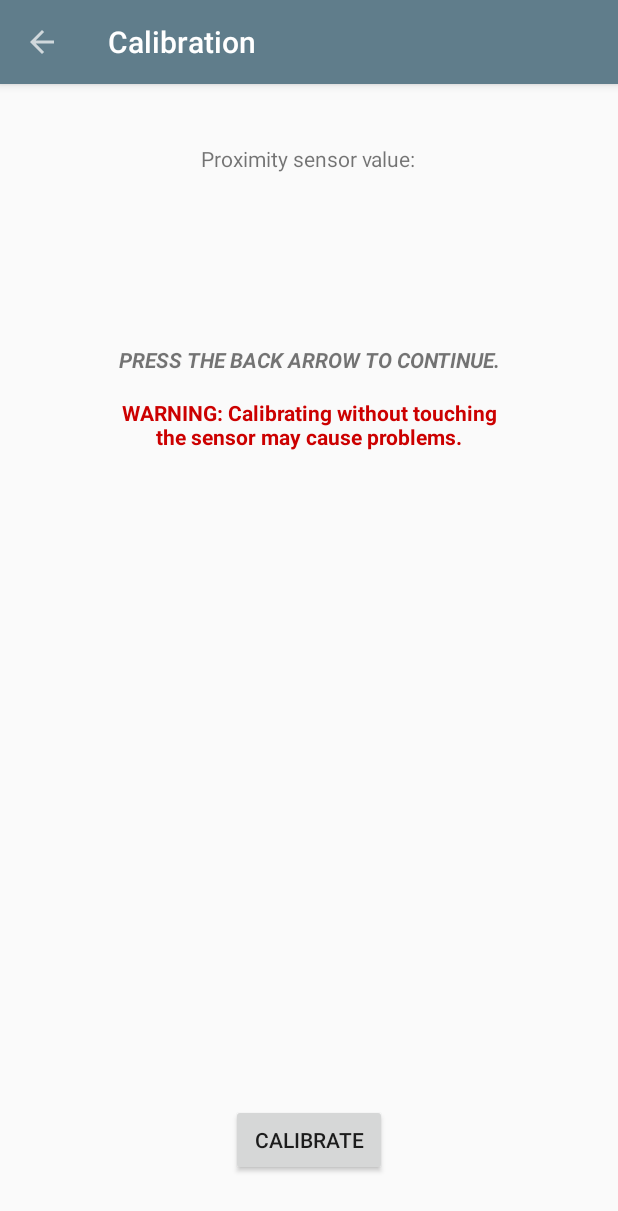
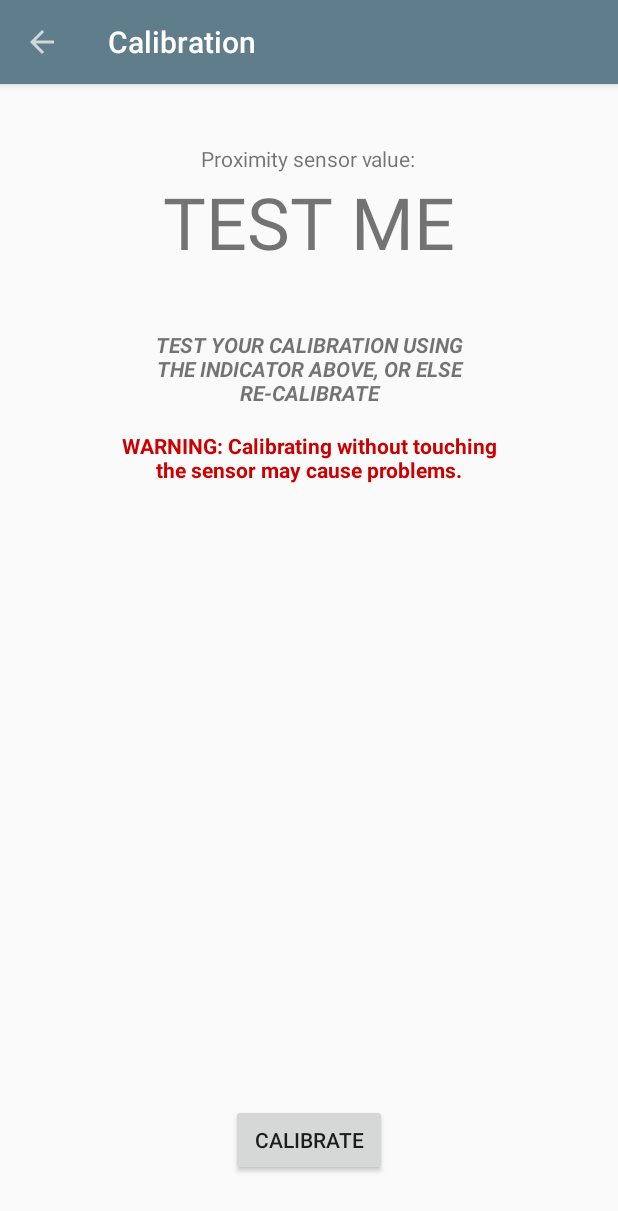
Before and after one commit to yifanfwu/ProximityLock, an Android app: the screen it shows after launch (CalibrationActivity), after a tap on "CALIBRATE", on a phone screen of 412 x 824 dp. Shown: the top 1211 px of the screen. Run offline under Robolectric (Android 15) with nearby library versions, the phone set to English and light mode, and no system bars.

Commit message:
calibration screen is reworked and accents are properly coloured

```diff
--- a/app/src/main/java/com/yifanfwu/proximitylock/CalibrationActivity.java
+++ b/app/src/main/java/com/yifanfwu/proximitylock/CalibrationActivity.java
@@ -23,11 +23,14 @@ public class CalibrationActivity extends AppCompatActivity implements SensorEven
     SensorManager sensorManager;
     TextView value;
     float calibration;
+    SharedPreferences preferences;
 
     @Override
     protected void onCreate(Bundle savedInstanceState) {
         super.onCreate(savedInstanceState);
         setContentView(R.layout.activity_calibration);
+
+        preferences = PreferenceManager.getDefaultSharedPreferences(this);
 
         Intent intent = new Intent(this, SensorService.class);
         stopService(intent);
@@ -38,23 +41,29 @@ public class CalibrationActivity extends AppCompatActivity implements SensorEven
 
         value = (TextView) findViewById(R.id.value);
 
+        Toolbar toolbar = (Toolbar) findViewById(R.id.toolbar);
+        setSupportActionBar(toolbar);
+
+        if (preferences.getString("calibration", "123.0").equals("123.0")) {
+            getSupportActionBar().setDisplayHomeAsUpEnabled(false);
+        }
+
         Button button = (Button) findViewById(R.id.calibrate_button);
         button.setOnClickListener(new View.OnClickListener() {
             @Override
             public void onClick(View v) {
-                SharedPreferences preferences = PreferenceManager.getDefaultSharedPreferences(getApplicationContext());
                 preferences.edit().putString("calibration", Float.toString(calibration)).apply();
                 Toast.makeText(getApplicationContext(), "Sensor calibrated: " + Float.toString(calibration), Toast.LENGTH_SHORT).show();
 
                 TextView description = (TextView) findViewById(R.id.description);
                 description.setText(getResources().getString(R.string.calibrate_back));
                 description.setTextAppearance(getApplicationContext(), R.style.bold_text);
+
+                getSupportActionBar().setDisplayHomeAsUpEnabled(true);
+
+                value.setText("TEST ME");
             }
         });
-
-        Toolbar toolbar = (Toolbar) findViewById(R.id.toolbar);
-        setSupportActionBar(toolbar);
-        getSupportActionBar().setDisplayHomeAsUpEnabled(true);
     }
 
     @Override
@@ -87,5 +96,13 @@ public class CalibrationActivity extends AppCompatActivity implements SensorEven
     public void onSensorChanged(final SensorEvent event) {
         calibration = event.values[0];
         value.setText(Float.toString(calibration));
+
+        if (!preferences.getString("calibration", "123.0").equals("123.0")) {
+            if (preferences.getString("calibration", "123.0").equals(Float.toString(calibration))) {
+                value.setText(getResources().getString(R.string.locking));
+            } else {
+                value.setText(getResources().getString(R.string.not_locking));
+            }
+        }
     }
 }
--- a/app/src/main/java/com/yifanfwu/proximitylock/SensorService.java
+++ b/app/src/main/java/com/yifanfwu/proximitylock/SensorService.java
@@ -38,8 +38,8 @@ public class SensorService extends Service implements SensorEventListener {
         final long start = System.currentTimeMillis();
 
         SharedPreferences preferences = PreferenceManager.getDefaultSharedPreferences(getApplicationContext());
-        final int timeout = Integer.parseInt(preferences.getString("timeout", "275"));
-        final float calibration = Float.parseFloat(preferences.getString("calibration","0.0"));
+        final int timeout = Integer.parseInt(preferences.getString("timeout", "300"));
+        final float calibration = Float.parseFloat(preferences.getString("calibration","123.4"));
 
         final Thread t = new Thread(new Runnable() {
             @Override
--- a/app/src/main/res/layout/activity_calibration.xml
+++ b/app/src/main/res/layout/activity_calibration.xml
@@ -32,7 +32,7 @@
         android:layout_below="@id/value_description"
         android:layout_centerHorizontal="true"
         tools:text="@string/hello_world"
-        android:textSize="56sp" />
+        android:textSize="48sp" />
 
     <TextView
         android:id="@+id/description"
--- a/app/src/main/res/values/strings.xml
+++ b/app/src/main/res/values/strings.xml
@@ -19,8 +19,10 @@
     their finger on the proximity sensor (usually located adjacent to the earpiece).</string>
     <string name="calibrate_description">While holding a finger on your device\'s proximity sensor, press the button below.</string>
     <string name="calibrate_warning">WARNING: Calibrating without touching the sensor may cause problems.</string>
-    <string name="calibrate_back">PRESS THE BACK ARROW TO CONTINUE.</string>
+    <string name="calibrate_back">TEST YOUR CALIBRATION USING THE INDICATOR ABOVE, OR ELSE RE-CALIBRATE</string>
     <string name="value_description">Proximity sensor value:</string>
+    <string name="locking">LOCKING</string>
+    <string name="not_locking">NOT LOCKING</string>
 
     <string name="title_activity_settings">Settings</string>
     <string name="title_activity_calibration">Calibration</string>
@@ -29,5 +31,4 @@
     <string name="persistent_summary">Check the box to enable an app shortcut in your notification shade</string>
     <string name="timeout_summary">Change the time needed for the proximity sensor to lock your device</string>
     <string name="calibration_summary">Change the sensor value that triggers Proximity Lock</string>
-
 </resources>
--- a/app/src/main/res/xml/preferences.xml
+++ b/app/src/main/res/xml/preferences.xml
@@ -14,14 +14,14 @@
     <EditTextPreference
         android:key="timeout"
         android:title="@string/timeout_title"
-        android:defaultValue="275"
+        android:defaultValue="300"
         android:inputType="number"
         android:summary="@string/timeout_summary"
         />
     <EditTextPreference
         android:key="calibration"
         android:title="@string/calibration_title"
-        android:defaultValue="0.0"
+        android:defaultValue="123.0"
         android:inputType="number"
         android:numeric="decimal"
         android:summary="@string/calibration_summary"
```
Also changed, not shown: app/src/main/java/com/yifanfwu/proximitylock/CallReceiver.java (+5 -5 lines).
